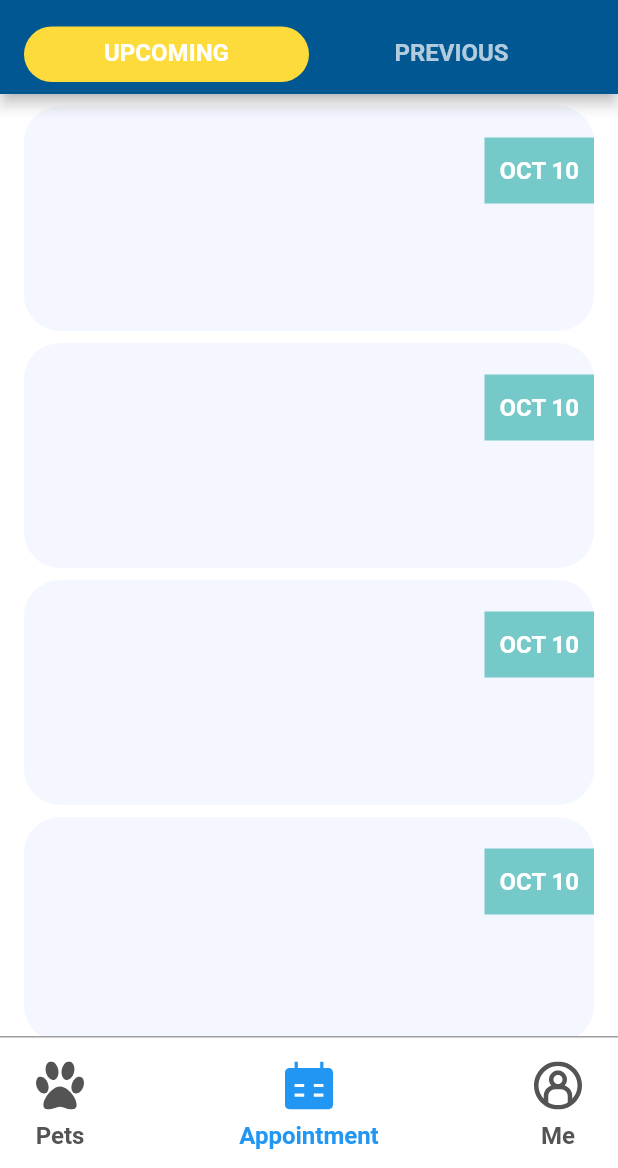
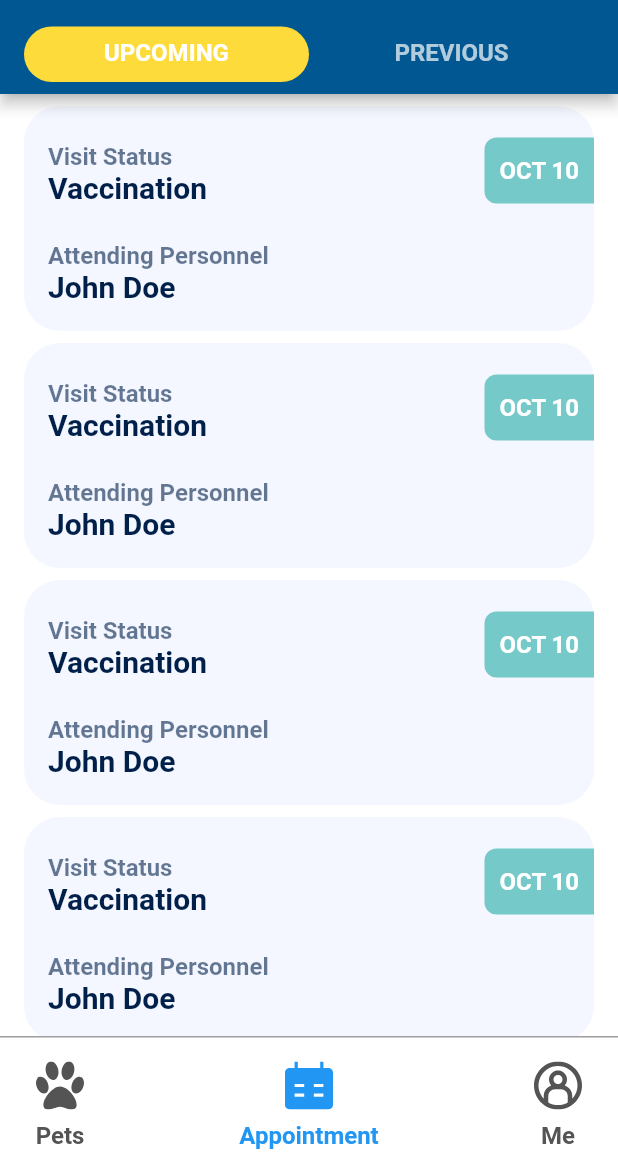
Before and after one commit to akosijho/flutter_optipets, a Flutter app: the AppointmentView screen opened by its route, on a phone screen of 412 x 824 dp, the part 68-1236 px from its top. Run offline on Flutter 3.47's test engine with Material 2 defaults, Android fonts, the phone set to English and light mode, and no system bars; our stand-ins replace flutter_svg, get, stacked; Roboto replaces fonts that are missing (SF-Pro); statements that could not run were skipped.

Commit message:
Create temporary appointment list.

```diff
--- a/lib/main.dart
+++ b/lib/main.dart
@@ -4,7 +4,6 @@ import 'package:flutter_optipets/app/app.locator.dart';
 import 'package:flutter_optipets/app/app.router.dart';
 import 'package:flutter_optipets/core/services/navigation/navigation_sevice.dart';
 import 'package:flutter_optipets/utils/my_themes.dart';
-import 'package:flutter_optipets/views/appointment_screen/appointment_view.dart';
 import 'package:flutter_optipets/views/splash_screen/splash_screen_view.dart';
 import 'package:get/get_navigation/get_navigation.dart';
 
@@ -19,7 +18,6 @@ void main() {
       navigatorKey: locator<NavigationService>().navigatorKey,
       debugShowCheckedModeBanner: false,
       title: "Optipets",
-      home: AppointmentView(),
     ));
   });
   //runApp(const MyApp());
--- a/lib/utils/my_colors.dart
+++ b/lib/utils/my_colors.dart
@@ -18,6 +18,7 @@ class MyColors {
   static const Color textFieldBorder = Color(0xFFE8E9E9);
 
   static const Color blue1 = Color(0xff10375C);
+  static const Color blue2 = Color(0xff00204A);
   static const Color topAppBarBackgroundColor = Color(0xff005792);
   static const Color blueButtonColor = Color(0xff00BBF0);
   static const Color yellow = Color(0xffFDDB3A);
--- a/lib/views/appointment_screen/appointment_item.dart
+++ b/lib/views/appointment_screen/appointment_item.dart
@@ -18,6 +18,7 @@ class AppointmentItem extends ViewModelWidget<AppointmentViewModel> {
       child: Stack(
         children: [
           dateContainer(),
+          textChildren()
         ],
       ),
     );
@@ -32,6 +33,10 @@ class AppointmentItem extends ViewModelWidget<AppointmentViewModel> {
         height: 44,
         decoration: BoxDecoration(
           color: const Color(0xff21ABA5).withOpacity(0.6),
+          borderRadius: const BorderRadius.only(
+            topLeft: Radius.circular(8),
+            bottomLeft: Radius.circular(8),
+          ),
         ),
         child: Center(
           child:
@@ -40,4 +45,42 @@ class AppointmentItem extends ViewModelWidget<AppointmentViewModel> {
       ),
     );
   }
+
+  Widget textChildren(){
+    return Positioned(
+      top: 24,
+      left: 16,
+      child: Column(
+        mainAxisAlignment: MainAxisAlignment.spaceBetween,
+        crossAxisAlignment: CrossAxisAlignment.start,
+        children: [
+          Column(
+            crossAxisAlignment: CrossAxisAlignment.start,
+            mainAxisAlignment: MainAxisAlignment.spaceBetween,
+            children: [
+              Text("Visit Status",
+                style: Theme.of(Get.context!).textTheme.caption,
+              ),
+              Text("Vaccination",
+                style: Theme.of(Get.context!).textTheme.headline6,
+              ),
+            ],
+          ),
+          const SizedBox(height: 24,),
+          Column(
+            crossAxisAlignment: CrossAxisAlignment.start,
+            mainAxisAlignment: MainAxisAlignment.spaceBetween,
+            children: [
+              Text("Attending Personnel",
+                style: Theme.of(Get.context!).textTheme.caption,
+              ),
+              Text("John Doe",
+                style: Theme.of(Get.context!).textTheme.headline6,
+              ),
+            ],
+          ),
+        ],
+      ),
+    );
+  }
 }
```
Also changed, not shown: lib/utils/my_themes.dart (+12 -10 lines).
